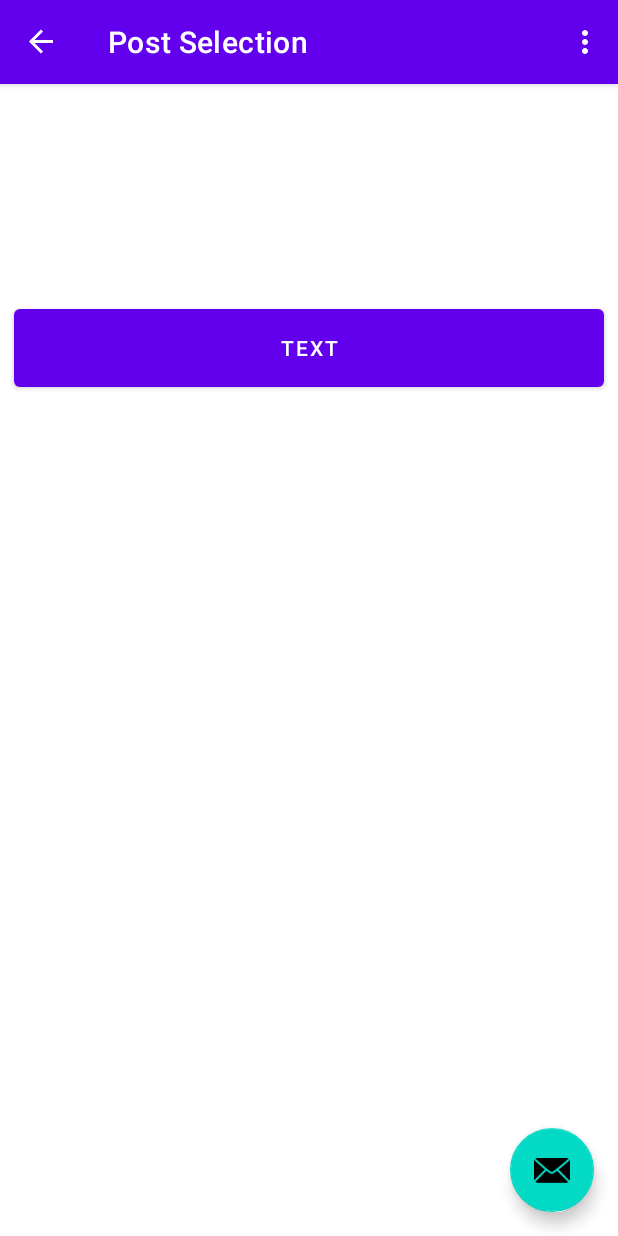
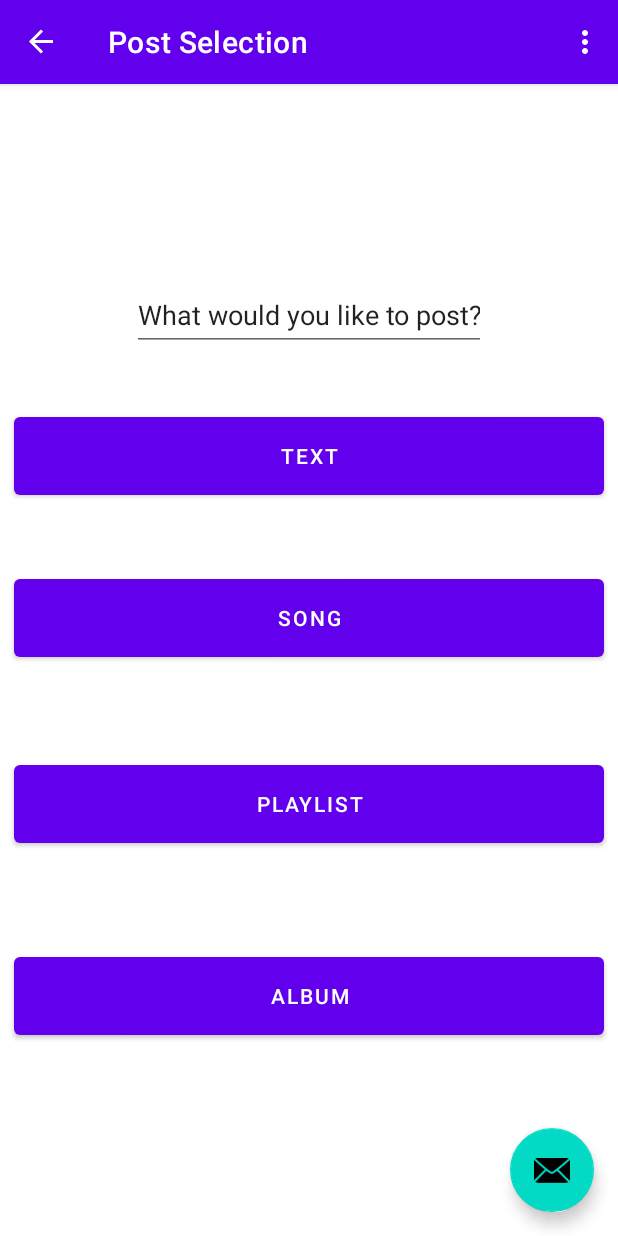
Before and after one commit to FeelingA1/MobileApps, an Android app: the PostSelectionFragment screen opened through its navigation route, on a phone screen of 412 x 824 dp. Run offline under Robolectric (Android 15) with nearby library versions, the phone set to English and light mode, and no system bars; our stand-ins replace navigation-ui.

Commit message:
more work done on the fragments. navagator works now

```diff
--- a/app/src/main/java/com/example/musiclovers/FinalizingPostFragment.java
+++ b/app/src/main/java/com/example/musiclovers/FinalizingPostFragment.java
@@ -15,7 +15,7 @@ import androidx.navigation.fragment.NavHostFragment;
 
 public class FinalizingPostFragment extends Fragment{
 
-
+    //Thought this would get us to the next fragment, but maybe not right. Might want activity
     private FragmentFinalizingPostBinding binding;
     private String TAG = "FinalizingPostFragment";
 
--- a/app/src/main/java/com/example/musiclovers/PostSelectionFragment.java
+++ b/app/src/main/java/com/example/musiclovers/PostSelectionFragment.java
@@ -60,7 +60,7 @@ public class PostSelectionFragment extends Fragment {
         //Will have multiple setOnclickListeners to handle transitioning to other fragements or activities
 
         //Need to update the button so it isn't buttonFirst but maybe buttonPost
-        binding.buttonPost.setOnClickListener(new View.OnClickListener() {
+        binding.buttonText.setOnClickListener(new View.OnClickListener() {
             @Override
             public void onClick(View view) {
                 //Must change the .nagigate to different fragments
@@ -68,6 +68,18 @@ public class PostSelectionFragment extends Fragment {
                         .navigate(R.id.action_PostSelection_to_SpotifySelection);
             }
         });
+
+        //maybe redundant if going to same fragment
+        binding.buttonAlbum.setOnClickListener(new View.OnClickListener() {
+            @Override
+            public void onClick(View view) {
+                //Must change the .nagigate to different fragments
+                NavHostFragment.findNavController(PostSelectionFragment.this)
+                        .navigate(R.id.action_PostSelection_to_SpotifySelection);
+            }
+        });
+
+
     }
 
     @Override
--- a/app/src/main/java/com/example/musiclovers/SecondFragment.java
+++ b/app/src/main/java/com/example/musiclovers/SecondFragment.java
@@ -32,8 +32,8 @@ public class SecondFragment extends Fragment {
         binding.buttonSecond.setOnClickListener(new View.OnClickListener() {
             @Override
             public void onClick(View view) {
-                NavHostFragment.findNavController(SecondFragment.this)
-                        .navigate(R.id.action_SecondFragment_to_FirstFragment);
+               // NavHostFragment.findNavController(SecondFragment.this)
+                        //.navigate(R.id.action_SecondFragment_to_FirstFragment);
             }
         });
     }
--- a/app/src/main/res/layout/fragment_post_selection.xml
+++ b/app/src/main/res/layout/fragment_post_selection.xml
@@ -5,15 +5,61 @@
     android:layout_width="match_parent"
     android:layout_height="match_parent">
 
+
     <Button
-        android:id="@+id/button_post"
+        android:id="@+id/button_text"
         android:layout_width="393dp"
         android:layout_height="64dp"
-        android:layout_marginBottom="560dp"
+        android:layout_marginBottom="488dp"
         android:text="@string/text"
         app:layout_constraintBottom_toBottomOf="parent"
         app:layout_constraintEnd_toEndOf="parent"
-        app:layout_constraintHorizontal_bias="0.498"
         app:layout_constraintStart_toStartOf="parent" />
 
+    <Button
+        android:id="@+id/button_song"
+        android:layout_width="393dp"
+        android:layout_height="64dp"
+        android:layout_marginBottom="380dp"
+        android:text="@string/song"
+        app:layout_constraintBottom_toBottomOf="parent"
+        app:layout_constraintEnd_toEndOf="parent"
+        app:layout_constraintStart_toStartOf="parent" />
+
+    <Button
+        android:id="@+id/button_album"
+        android:layout_width="393dp"
+        android:layout_height="64dp"
+        android:layout_marginBottom="128dp"
+        android:text="@string/album"
+        app:layout_constraintBottom_toBottomOf="parent"
+        app:layout_constraintEnd_toEndOf="parent"
+        app:layout_constraintStart_toStartOf="parent" />
+
+    <Button
+        android:id="@+id/button_playlist"
+        android:layout_width="393dp"
+        android:layout_height="64dp"
+        android:layout_marginBottom="256dp"
+        android:text="@string/playlist"
+        app:layout_constraintBottom_toBottomOf="parent"
+        app:layout_constraintEnd_toEndOf="parent"
+        app:layout_constraintStart_toStartOf="parent" />
+
+    <EditText
+        android:id="@+id/editTextTextPersonName"
+        android:layout_width="236dp"
+        android:layout_height="48dp"
+        android:layout_marginStart="87dp"
+        android:layout_marginEnd="88dp"
+        android:layout_marginBottom="38dp"
+        android:ems="10"
+        android:inputType="textPersonName"
+        android:text="What would you like to post?"
+        app:layout_constraintBottom_toTopOf="@+id/button_text"
+        app:layout_constraintEnd_toEndOf="parent"
+        app:layout_constraintStart_toStartOf="parent"
+        tools:ignore="MissingConstraints" />
+
+
 </androidx.constraintlayout.widget.ConstraintLayout>
--- a/app/src/main/res/values/strings.xml
+++ b/app/src/main/res/values/strings.xml
@@ -12,4 +12,8 @@
     <string name="post">post</string>
     <string name="text">text</string>
     <string name="submit_post">submit_post</string>
+    <string name="song">song</string>
+    <string name="album">album</string>
+    <string name="playlist">playlist</string>
+    <string name="Post">Post</string>
 </resources>
```
Also changed, not shown: app/src/main/res/layout/activity_finalizing_post.xml (+5 -2 lines), app/src/main/res/layout/fragment_first.xml (+6 -16 lines), app/src/main/res/layout/fragment_spotify_selection.xml (+15 -0 lines).
